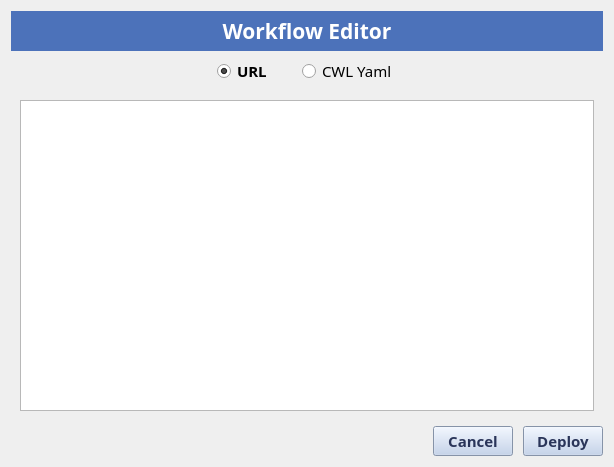
Qt form eodh_qgis/ui/wf_editor.ui (EO-DataHub/eodh-qgis) before a commit.
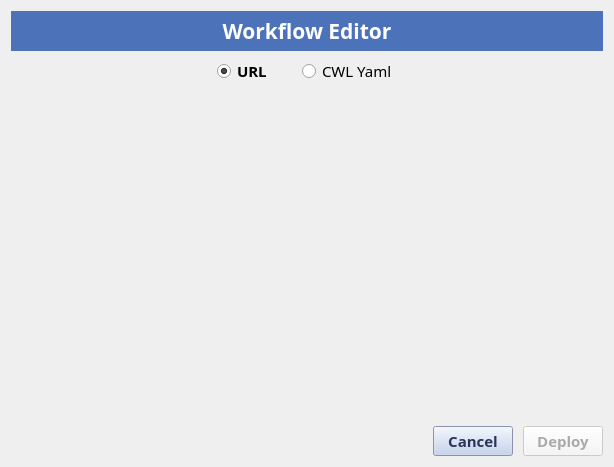
The same form after that commit. The open tabs and pages were chosen to show the change.

Diff of the .ui file:
```diff
--- a/eodh_qgis/ui/wf_editor.ui
+++ b/eodh_qgis/ui/wf_editor.ui
@@ -39,6 +39,10 @@
 	border-color: #EFEFEF;
 }
 
+QPushButton:disabled {
+	background: #f6f6f6;
+	color: #aaa;
+}
 </string>
   </property>
   <layout class="QVBoxLayout" name="verticalLayout">
@@ -197,18 +201,7 @@
       </layout>
      </widget>
      <widget class="QWidget" name="page_2">
-      <layout class="QVBoxLayout" name="verticalLayout_3">
-       <item>
-        <widget class="QTextEdit" name="textEdit">
-         <property name="font">
-          <font>
-           <family>Fira Sans</family>
-           <pointsize>11</pointsize>
-          </font>
-         </property>
-        </widget>
-       </item>
-      </layout>
+      <layout class="QVBoxLayout" name="verticalLayout_3"/>
      </widget>
     </widget>
    </item>
@@ -248,6 +241,9 @@
      </item>
      <item>
       <widget class="QPushButton" name="deploy_button">
+       <property name="enabled">
+        <bool>false</bool>
+       </property>
        <property name="sizePolicy">
         <sizepolicy hsizetype="Maximum" vsizetype="Fixed">
          <horstretch>0</horstretch>
```
Left out of the diff: 2 changed lines with no effect on the pictures.
